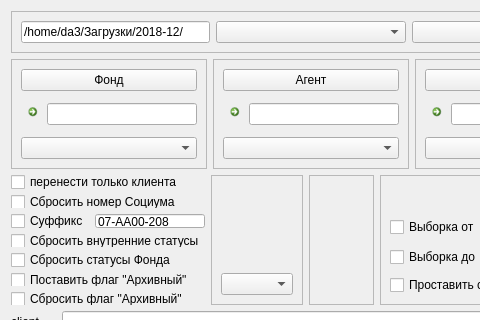
dekarh/move, file move_win_.ui: the form before one commit; both pictures show x 0 to 480 and y 0 to 320 of the 1205 by 808 pixel window.
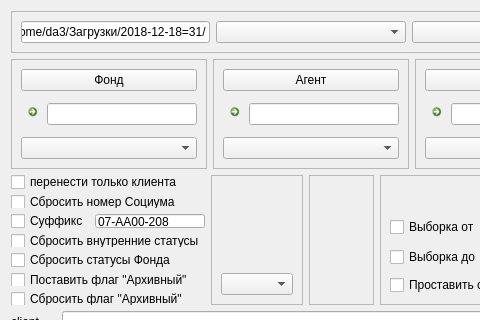
The form after the commit. Icons and pictures are not drawn.

Commit message: Надоели опечатки в дате - поставил дату по умолчанию

```diff
--- a/move_win_.ui
+++ b/move_win_.ui
@@ -104,7 +104,7 @@
                </sizepolicy>
               </property>
               <property name="text">
-               <string>/home/da3/Загрузки/2018-12/</string>
+               <string>/home/da3/Загрузки/2018-12-18=31/</string>
               </property>
              </widget>
             </item>
```
The commit also changes 2 other files.
